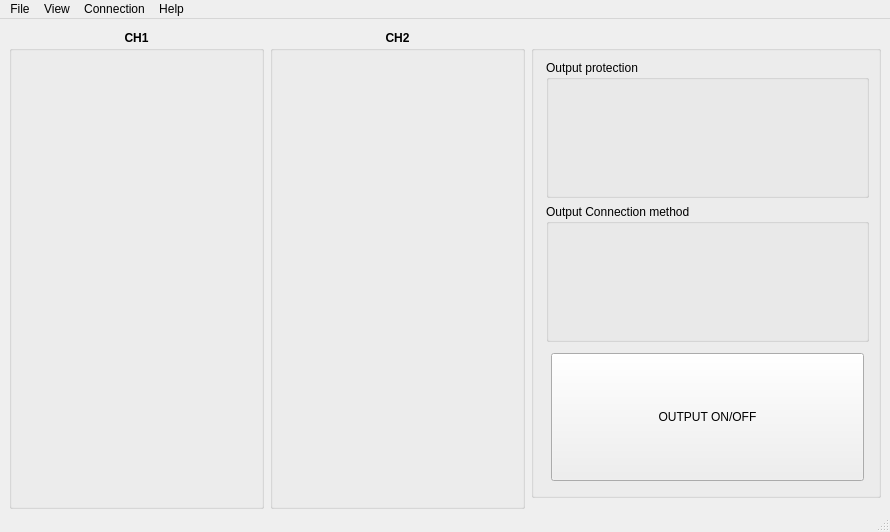
Before: the Qt Designer form src/MainWindow.ui in VitArk/PSC, drawn with Qt 5.
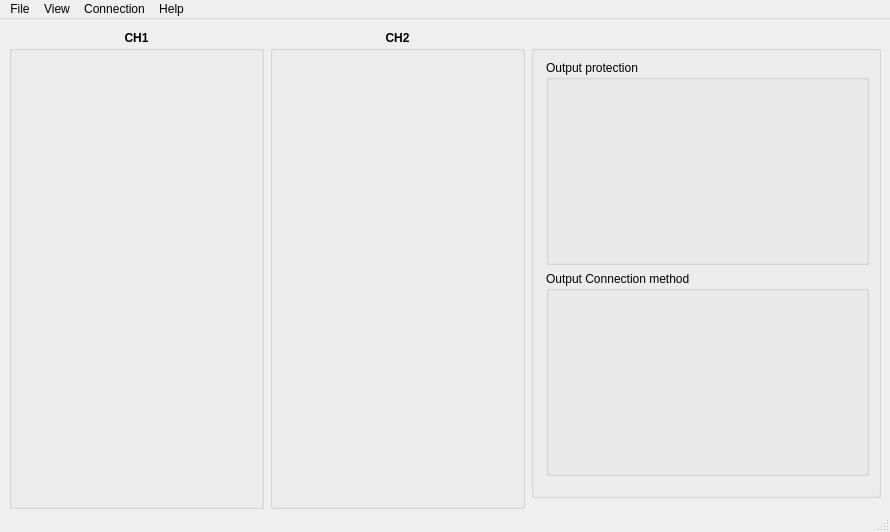
After: the same form once the commit is applied.

```diff
--- a/src/MainWindow.ui
+++ b/src/MainWindow.ui
@@ -127,31 +127,6 @@
          <property name="bottomMargin">
           <number>5</number>
          </property>
-         <item>
-          <widget class="QPushButton" name="btnOutput">
-           <property name="sizePolicy">
-            <sizepolicy hsizetype="Minimum" vsizetype="Minimum">
-             <horstretch>0</horstretch>
-             <verstretch>0</verstretch>
-            </sizepolicy>
-           </property>
-           <property name="minimumSize">
-            <size>
-             <width>0</width>
-             <height>80</height>
-            </size>
-           </property>
-           <property name="text">
-            <string>OUTPUT ON/OFF</string>
-           </property>
-           <property name="checkable">
-            <bool>true</bool>
-           </property>
-           <property name="checked">
-            <bool>false</bool>
-           </property>
-          </widget>
-         </item>
         </layout>
        </item>
       </layout>
```
Left out of the diff: 2 changed lines with no effect on the pictures.
